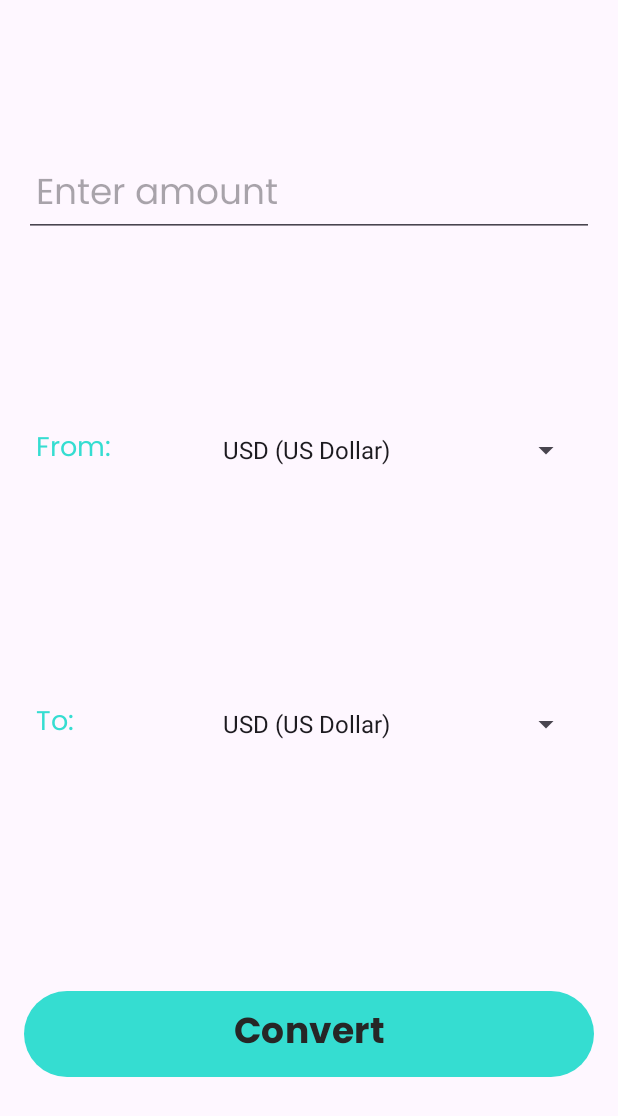
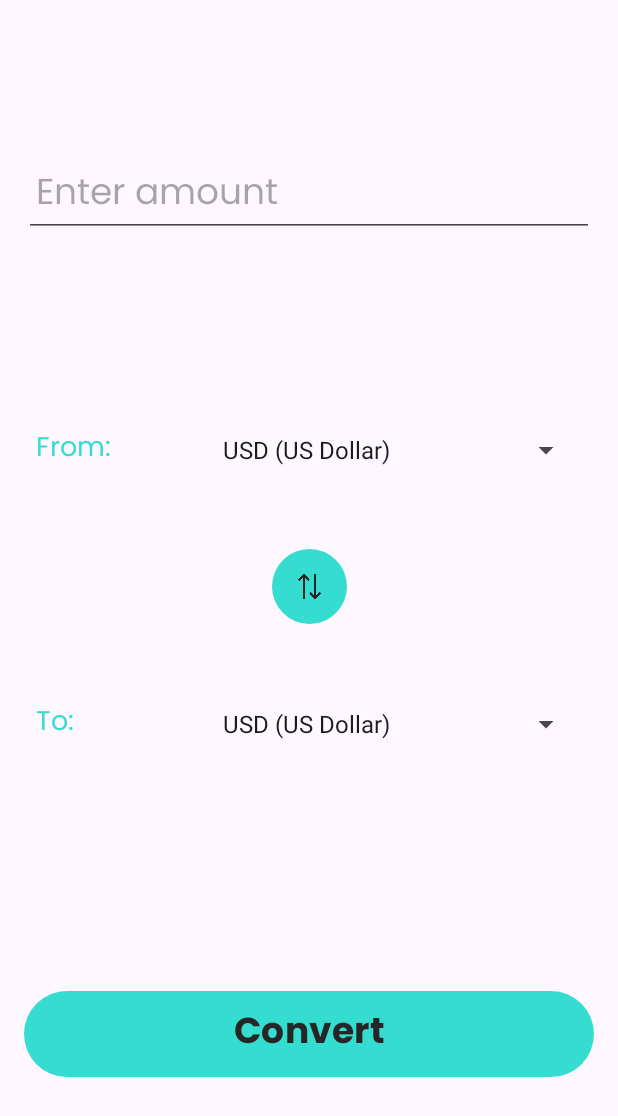
Before and after one commit to zhookovskii/currencyconverter, an Android app: the screen it shows after launch (MainActivity), on a phone screen of 412 x 824 dp. Shown: the top 1116 px of the screen. Run offline under Robolectric (Android 15) with nearby library versions, the phone set to English and light mode, and no system bars; our stand-ins replace Dagger/Hilt's generated code, Room's generated code.

Commit message:
add swap currencies button

```diff
--- a/app/src/main/java/com/zhukovskii/currencyconverter/view/ConverterFragment.kt
+++ b/app/src/main/java/com/zhukovskii/currencyconverter/view/ConverterFragment.kt
@@ -61,6 +61,14 @@ class ConverterFragment : Fragment() {
                 if (amount != null) {
                     viewModel.makeConversion(fromCurrency, toCurrency, amount)
                 }
+            }
+
+            swapButton.setOnClickListener {
+                val fromPosition = fromCurrencyList.selectedItemPosition
+                val toPosition = toCurrencyList.selectedItemPosition
+
+                fromCurrencyList.setSelection(toPosition)
+                toCurrencyList.setSelection(fromPosition)
             }
         }
 
--- a/app/src/main/res/layout/fragment_converter.xml
+++ b/app/src/main/res/layout/fragment_converter.xml
@@ -54,6 +54,22 @@
 
     </LinearLayout>
 
+    <ImageButton
+        android:id="@+id/swap_button"
+        android:layout_width="50dp"
+        android:layout_height="50dp"
+        android:layout_margin="50dp"
+        android:padding="16dp"
+        android:scaleType="fitCenter"
+        android:src="@drawable/up_down"
+        android:contentDescription="@string/swap_currencies_desc"
+        android:background="@drawable/button_background"
+        app:tint="?colorSecondary"
+        app:layout_constraintBottom_toTopOf="@id/to_currency_layout"
+        app:layout_constraintTop_toBottomOf="@id/from_currency_layout"
+        app:layout_constraintStart_toStartOf="parent"
+        app:layout_constraintEnd_toEndOf="parent" />
+
     <LinearLayout
         android:id="@+id/to_currency_layout"
         android:layout_width="match_parent"
--- a/app/src/main/res/layout/fragment_result.xml
+++ b/app/src/main/res/layout/fragment_result.xml
@@ -94,6 +94,7 @@
         android:src="@drawable/arrow"
         android:contentDescription="@string/back_to_converter_button_desc"
         android:background="@drawable/button_background"
+        app:tint="?colorSecondary"
         app:layout_constraintBottom_toBottomOf="parent"
         app:layout_constraintStart_toStartOf="parent"
         app:layout_constraintEnd_toEndOf="parent"/>
--- a/app/src/main/res/values/strings.xml
+++ b/app/src/main/res/values/strings.xml
@@ -16,6 +16,7 @@
     <string name="io_exception_message">Unable to load data, please check your internet connection</string>
     <string name="unexpected_exception_message">Unexpected error occurred</string>
     <string name="no_exchange_rate_exception_message">Unable to find exchange rate from %s to %s</string>
+    <string name="swap_currencies_desc">Swap currencies</string>
     <string-array name="currency_array">
         <item>USD (US Dollar)</item>
         <item>EUR (Euro)</item>
```
Also changed, not shown: app/src/main/res/drawable/up_down.png (added).
